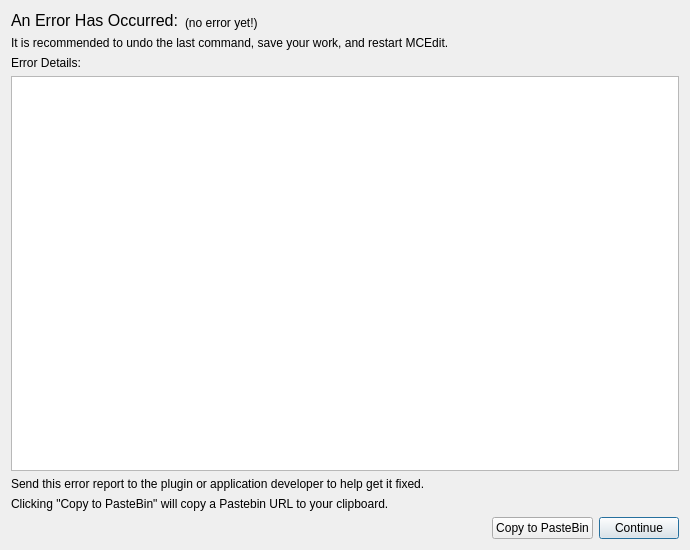
First picture: the form in src/mcedit2/ui/error_dialog.ui, repository mcedit/mcedit2, before the edit.
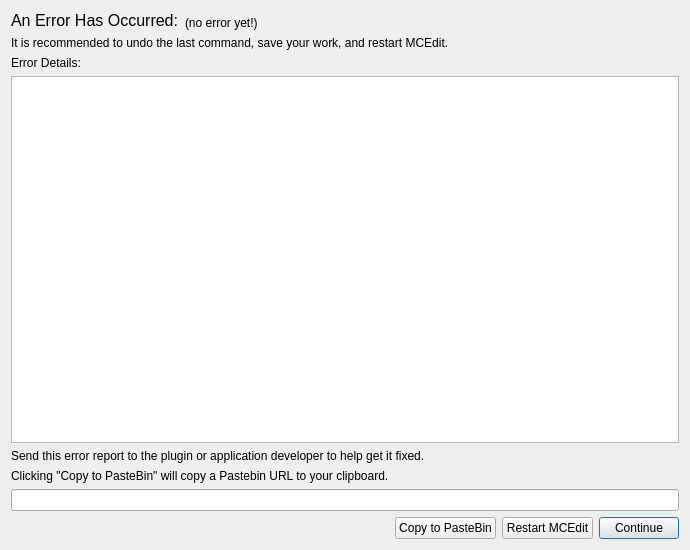
Second picture: the form after the edit.

Commit message: Error reporting dialog can (finally) upload error reports to Pastebin.

```diff
--- a/src/mcedit2/ui/error_dialog.ui
+++ b/src/mcedit2/ui/error_dialog.ui
@@ -78,6 +78,13 @@
      </property>
     </widget>
    </item>
+   <item>
+    <widget class="QLineEdit" name="pastebinURLBox">
+     <property name="readOnly">
+      <bool>true</bool>
+     </property>
+    </widget>
+   </item>
    <item>
     <layout class="QHBoxLayout" name="horizontalLayout">
      <item>
@@ -100,6 +107,13 @@
        </property>
       </widget>
      </item>
+     <item>
+      <widget class="QPushButton" name="restartMCEditButton">
+       <property name="text">
+        <string>Restart MCEdit</string>
+       </property>
+      </widget>
+     </item>
      <item>
       <widget class="QPushButton" name="continueButton">
        <property name="text">
```
Left out of the diff: 2 changed lines with no effect on the pictures. The commit also changes 2 other files.
